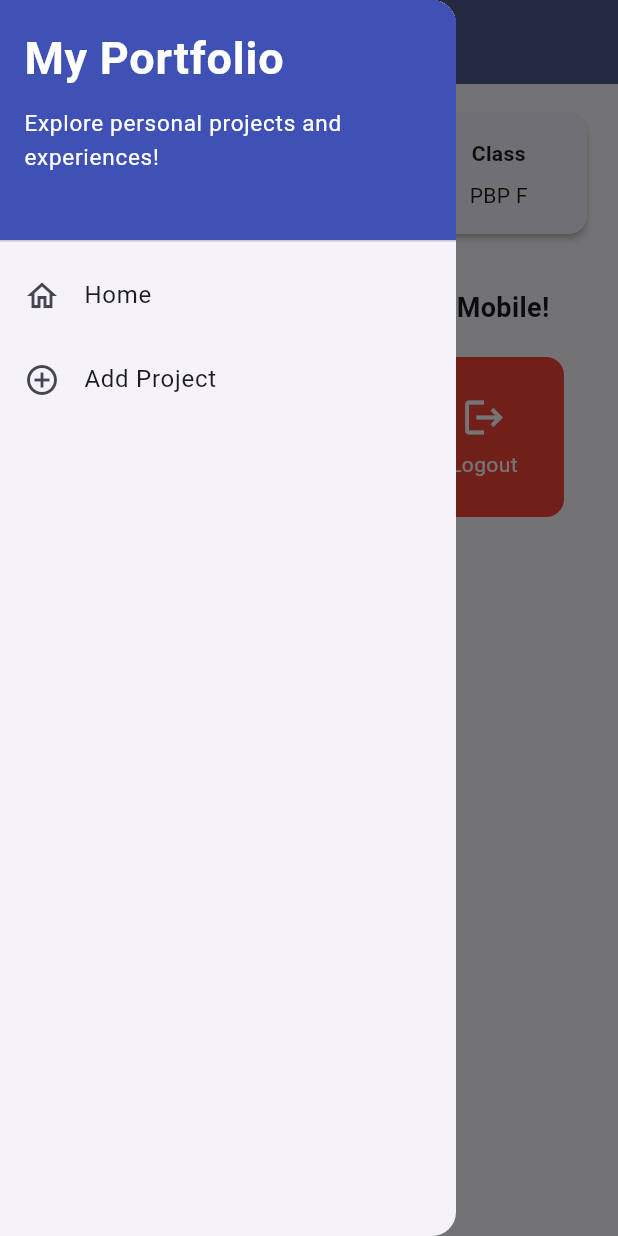
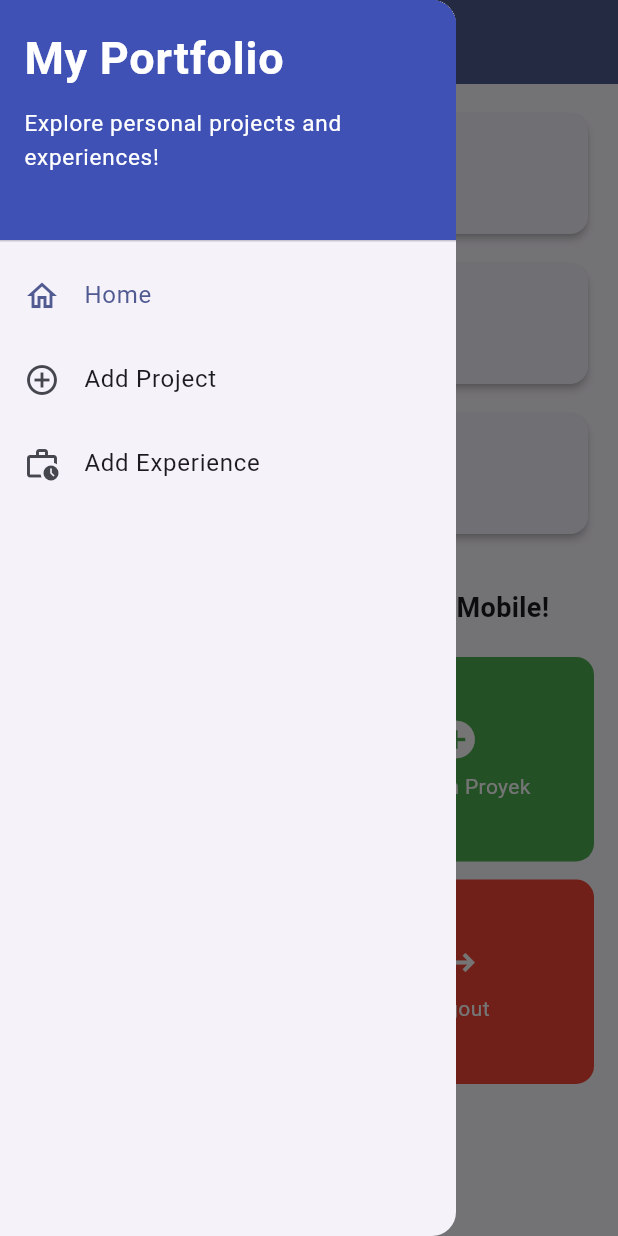
Before and after one commit to dzakwanversipacil/myportofolio_mobile, a Flutter app: the screen it shows after launch, with the side drawer open, on a phone screen of 412 x 824 dp. Run offline on Flutter 3.47's test engine with Material 3 defaults, Android fonts, the phone set to English and light mode, and no system bars; our stand-ins replace material_ui.

Commit message:
feat: connect portfolio form navigation

```diff
--- /dev/null
+++ b/lib/app_routes.dart
@@ -0,0 +1,5 @@
+abstract final class AppRoutes {
+  static const home = '/';
+  static const projectForm = '/projects/new';
+  static const experienceForm = '/experiences/new';
+}
--- a/lib/main.dart
+++ b/lib/main.dart
@@ -1,5 +1,8 @@
 import 'package:material_ui/material_ui.dart';
+import 'package:myportofolio_mobile/app_routes.dart';
+import 'package:myportofolio_mobile/screens/experience_form.dart';
 import 'package:myportofolio_mobile/screens/menu.dart';
+import 'package:myportofolio_mobile/screens/project_form.dart';
 
 void main() {
   runApp(const MyApp());
@@ -11,31 +14,27 @@ class MyApp extends StatelessWidget {
   // This widget is the root of your application.
   @override
   Widget build(BuildContext context) {
+    final colorScheme = ColorScheme.fromSeed(
+      seedColor: Colors.indigo,
+      secondary: Colors.amber[700],
+    );
+
     return MaterialApp(
       title: 'MyPortofolio',
       theme: ThemeData(
-        // This is the theme of your application.
-        //
-        // TRY THIS: Try running your application with "flutter run". You'll see
-        // the application has a purple toolbar. Then, without quitting the app,
-        // try changing the seedColor in the colorScheme below to Colors.green
-        // and then invoke "hot reload" (save your changes or press the "hot
-        // reload" button in a Flutter-supported IDE, or press "r" if you used
-        // the command line to start the app).
-        //
-        // Notice that the counter didn't reset back to zero; the application
-        // state is not lost during the reload. To reset the state, use hot
-        // restart instead.
-        //
-        // This works for code too, not just values: Most code changes can be
-        // tested with just a hot reload.
-        colorScheme: ColorScheme.fromSeed(
-          seedColor: Colors.indigo,
-          secondary: Colors.amber[700],
+        colorScheme: colorScheme,
+        appBarTheme: AppBarTheme(
+          backgroundColor: colorScheme.primary,
+          foregroundColor: colorScheme.onPrimary,
         ),
         useMaterial3: true,
       ),
-      home: MyHomePage(),
+      initialRoute: AppRoutes.home,
+      routes: {
+        AppRoutes.home: (_) => const MyHomePage(),
+        AppRoutes.projectForm: (_) => const ProjectFormPage(),
+        AppRoutes.experienceForm: (_) => const ExperienceFormPage(),
+      },
     );
   }
 }
--- a/lib/screens/experience_form.dart
+++ b/lib/screens/experience_form.dart
@@ -1,4 +1,5 @@
 import 'package:material_ui/material_ui.dart';
+import 'package:myportofolio_mobile/widgets/left_drawer.dart';
 
 class ExperienceFormPage extends StatefulWidget {
   const ExperienceFormPage({super.key});
@@ -166,6 +167,7 @@ class _ExperienceFormPageState extends State<ExperienceFormPage> {
   Widget build(BuildContext context) {
     return Scaffold(
       appBar: AppBar(title: const Text('Tambah Pengalaman')),
+      drawer: const LeftDrawer(),
       body: SafeArea(
         child: Form(
           key: _formKey,
--- a/lib/screens/menu.dart
+++ b/lib/screens/menu.dart
@@ -1,83 +1,97 @@
 import 'package:material_ui/material_ui.dart';
+import 'package:myportofolio_mobile/app_routes.dart';
 import 'package:myportofolio_mobile/widgets/left_drawer.dart';
 import 'package:myportofolio_mobile/widgets/project_card.dart';
 
 class MyHomePage extends StatelessWidget {
-  MyHomePage({super.key});
+  const MyHomePage({super.key});
 
-  final String npm = "2506123456";
-  final String nama = "Moyai Taraki";
-  final String kelas = "PBP F";
+  static const String npm = '2506123456';
+  static const String nama = 'Moyai Taraki';
+  static const String kelas = 'PBP F';
 
-  final List<ItemHomepage> items = [
-    ItemHomepage("Lihat Proyek", Icons.folder, Colors.blue),
-    ItemHomepage("Tambah Proyek", Icons.add_circle, Colors.green),
-    ItemHomepage("Logout", Icons.logout, Colors.red),
+  static const List<ItemHomepage> items = [
+    ItemHomepage('Lihat Proyek', Icons.folder, Colors.blue),
+    ItemHomepage(
+      'Tambah Proyek',
+      Icons.add_circle,
+      Colors.green,
+      routeName: AppRoutes.projectForm,
+    ),
+    ItemHomepage(
+      'Tambah Pengalaman',
+      Icons.work_history_outlined,
+      Colors.deepPurple,
+      routeName: AppRoutes.experienceForm,
+    ),
+    ItemHomepage('Logout', Icons.logout, Colors.red),
   ];
 
   @override
   Widget build(BuildContext context) {
-    // Scaffold menyediakan struktur visual dasar halaman (AppBar, Body, SnackBar).
     return Scaffold(
-      // AppBar menampilkan bar bagian atas halaman aplikasi.
       appBar: AppBar(
         title: const Text(
           'MyPortfolio',
-          style: TextStyle(color: Colors.white, fontWeight: FontWeight.bold),
+          style: TextStyle(fontWeight: FontWeight.bold),
         ),
-        backgroundColor: Theme.of(context).colorScheme.primary,
       ),
       drawer: const LeftDrawer(),
-      // Body halaman utama dengan padding di sekelilingnya.
-      body: Padding(
-        padding: const EdgeInsets.all(16.0),
-        child: Column(
-          crossAxisAlignment: CrossAxisAlignment.center,
+      body: SafeArea(
+        child: SingleChildScrollView(
+          padding: const EdgeInsets.all(16),
+          child: LayoutBuilder(
+            builder: (context, constraints) {
+              final isCompact = constraints.maxWidth < 600;
+              final infoCardWidth = isCompact
+                  ? constraints.maxWidth
+                  : (constraints.maxWidth - 24) / 3;
+
+              return Column(
+                crossAxisAlignment: CrossAxisAlignment.stretch,
                 children: [
-            // Baris horizontal untuk menampilkan 3 InfoCard secara sejajar.
-            Row(
-              mainAxisAlignment: MainAxisAlignment.spaceEvenly,
+                  Wrap(
+                    spacing: 12,
+                    runSpacing: 12,
+                    alignment: WrapAlignment.center,
                     children: [
-                InfoCard(title: 'NPM', content: npm),
-                InfoCard(title: 'Name', content: nama),
-                InfoCard(title: 'Class', content: kelas),
-              ],
+                      InfoCard(
+                        title: 'NPM',
+                        content: npm,
+                        width: infoCardWidth,
                       ),
-
-            const SizedBox(height: 16.0),
-
-            // Bagian tengah: pesan sambutan dan kisi tombol menu portofolio.
-            Center(
-              child: Column(
-                children: [
-                  const Padding(
-                    padding: EdgeInsets.only(top: 16.0),
-                    child: Text(
-                      'Selamat datang di MyPortfolio Mobile!',
-                      style: TextStyle(
-                        fontWeight: FontWeight.bold,
-                        fontSize: 18.0,
+                      InfoCard(
+                        title: 'Name',
+                        content: nama,
+                        width: infoCardWidth,
                       ),
-                    ),
-                  ),
-
-                  // GridView menampilkan kartu tombol dalam tata letak kisi 3 kolom.
-                  GridView.count(
-                    primary: true,
-                    padding: const EdgeInsets.all(20),
-                    crossAxisSpacing: 10,
-                    mainAxisSpacing: 10,
-                    crossAxisCount: 3,
-                    // shrinkWrap agar ukuran kisi menyesuaikan tinggi konten anak.
-                    shrinkWrap: true,
-                    children: items.map((ItemHomepage item) {
-                      return ItemCard(item);
-                    }).toList(),
+                      InfoCard(
+                        title: 'Class',
+                        content: kelas,
+                        width: infoCardWidth,
                       ),
                     ],
                   ),
+                  const SizedBox(height: 32),
+                  const Text(
+                    'Selamat datang di MyPortfolio Mobile!',
+                    textAlign: TextAlign.center,
+                    style: TextStyle(fontWeight: FontWeight.bold, fontSize: 18),
+                  ),
+                  GridView.count(
+                    physics: const NeverScrollableScrollPhysics(),
+                    padding: const EdgeInsets.symmetric(vertical: 20),
+                    crossAxisSpacing: 12,
+                    mainAxisSpacing: 12,
+                    crossAxisCount: isCompact ? 2 : 4,
+                    childAspectRatio: isCompact ? 1.35 : 1.15,
+                    shrinkWrap: true,
+                    children: items.map((item) => ItemCard(item)).toList(),
                   ),
                 ],
+              );
+            },
+          ),
         ),
       ),
     );
@@ -85,38 +99,35 @@ class MyHomePage extends StatelessWidget {
 }
 
 class InfoCard extends StatelessWidget {
-  // Kartu informasi yang menampilkan judul (title) dan isi (content).
+  const InfoCard({
+    super.key,
+    required this.title,
+    required this.content,
+    required this.width,
+  });
+
   final String title;
   final String content;
-
-  const InfoCard({super.key, required this.title, required this.content});
+  final double width;
 
   @override
   Widget build(BuildContext context) {
     return Card(
-      // Memberikan efek bayangan kartu elevasi 2 unit.
-      elevation: 2.0,
-      child: Container(
-        // Menyesuaikan lebar kartu dengan proporsi layar (dibagi 3.5).
-        width: MediaQuery.of(context).size.width / 3.5,
-        padding: const EdgeInsets.all(16.0),
-        // Menyusun teks title dan content secara vertikal.
+      elevation: 2,
+      child: SizedBox(
+        width: width,
+        child: Padding(
+          padding: const EdgeInsets.all(16),
           child: Column(
+            mainAxisSize: MainAxisSize.min,
             children: [
               Text(title, style: const TextStyle(fontWeight: FontWeight.bold)),
-            const SizedBox(height: 8.0),
+              const SizedBox(height: 8),
               Text(content),
             ],
+          ),
         ),
       ),
     );
   }
 }
-
-class ItemHomepage {
-  final String name;
-  final IconData icon;
-  final Color color;
-
-  const ItemHomepage(this.name, this.icon, this.color);
-}
--- a/lib/screens/project_form.dart
+++ b/lib/screens/project_form.dart
@@ -1,6 +1,5 @@
 import 'package:material_ui/material_ui.dart';
-
-// TODO: Impor drawer yang sudah dibuat sebelumnya
+import 'package:myportofolio_mobile/widgets/left_drawer.dart';
 
 class ProjectFormPage extends StatefulWidget {
   const ProjectFormPage({super.key});
@@ -29,12 +28,8 @@ class _ProjectFormPageState extends State<ProjectFormPage> {
   @override
   Widget build(BuildContext context) {
     return Scaffold(
-      appBar: AppBar(
-        title: const Center(child: Text('Add Project Form')),
-        backgroundColor: Colors.indigo,
-        foregroundColor: Colors.white,
-      ),
-      // TODO: Tambahkan drawer yang sudah dibuat di sini
+      appBar: AppBar(title: const Center(child: Text('Add Project Form'))),
+      drawer: const LeftDrawer(),
       body: Form(
         key: _formKey,
         child: SingleChildScrollView(
--- a/lib/widgets/left_drawer.dart
+++ b/lib/widgets/left_drawer.dart
@@ -1,15 +1,29 @@
 import 'package:material_ui/material_ui.dart';
-import 'package:myportofolio_mobile/menu.dart';
-
-// TODO: Impor halaman ProjectFormPage jika sudah dibuat
+import 'package:myportofolio_mobile/app_routes.dart';
 
 class LeftDrawer extends StatelessWidget {
   const LeftDrawer({super.key});
 
+  void _openRoute(BuildContext context, String routeName) {
+    final currentRoute = ModalRoute.of(context)?.settings.name;
+    final navigator = Navigator.of(context);
+    navigator.pop();
+
+    if (currentRoute == routeName) return;
+    if (routeName == AppRoutes.home) {
+      navigator.pushNamedAndRemoveUntil(routeName, (route) => false);
+    } else {
+      navigator.pushNamed(routeName);
+    }
+  }
+
   @override
   Widget build(BuildContext context) {
+    final currentRoute = ModalRoute.of(context)?.settings.name;
+
     return Drawer(
       child: ListView(
+        padding: EdgeInsets.zero,
         children: [
           const DrawerHeader(
             decoration: BoxDecoration(color: Colors.indigo),
@@ -32,27 +46,23 @@ class LeftDrawer extends StatelessWidget {
               ],
             ),
           ),
-          // TODO: Bagian routing
           ListTile(
             leading: const Icon(Icons.home_outlined),
             title: const Text('Home'),
-            // Navigasi ke halaman utama portofolio
-            onTap: () {
-              Navigator.pushReplacement(
-                context,
-                MaterialPageRoute(builder: (context) => MyHomePage()),
-              );
-            },
+            selected: currentRoute == AppRoutes.home,
+            onTap: () => _openRoute(context, AppRoutes.home),
           ),
           ListTile(
             leading: const Icon(Icons.add_circle_outline),
             title: const Text('Add Project'),
-            // Navigasi ke halaman tambah proyek
-            onTap: () {
-              /*
-              TODO: Buatlah routing ke halaman ProjectFormPage yang akan dibuat nanti.
-              */
-            },
+            selected: currentRoute == AppRoutes.projectForm,
+            onTap: () => _openRoute(context, AppRoutes.projectForm),
+          ),
+          ListTile(
+            leading: const Icon(Icons.work_history_outlined),
+            title: const Text('Add Experience'),
+            selected: currentRoute == AppRoutes.experienceForm,
+            onTap: () => _openRoute(context, AppRoutes.experienceForm),
           ),
         ],
       ),
--- a/lib/widgets/project_card.dart
+++ b/lib/widgets/project_card.dart
@@ -1,6 +1,13 @@
 import 'package:material_ui/material_ui.dart';
-import 'package:myportofolio_mobile/screens/project_form.dart';
-import 'package:myportofolio_mobile/screens/menu.dart';
+
+class ItemHomepage {
+  const ItemHomepage(this.name, this.icon, this.color, {this.routeName});
+
+  final String name;
+  final IconData icon;
+  final Color color;
+  final String? routeName;
+}
 
 class ItemCard extends StatelessWidget {
   final ItemHomepage item;
@@ -15,6 +22,11 @@ class ItemCard extends StatelessWidget {
       child: InkWell(
         // Area responsif terhadap sentuhan
         onTap: () {
+          if (item.routeName != null) {
+            Navigator.pushNamed(context, item.routeName!);
+            return;
+          }
+
           // Memunculkan SnackBar ketika diklik
           ScaffoldMessenger.of(context)
             ..hideCurrentSnackBar()
@@ -23,11 +35,6 @@ class ItemCard extends StatelessWidget {
                 content: Text("Kamu telah menekan tombol ${item.name}!"),
               ),
             );
-
-          // Navigate ke halaman yang sesuai
-          if (item.name == "Tambah Proyek") {
-            // TODO: Gunakan Navigator.push() untuk melakukan navigasi ke MaterialPageRoute yang mencakup ProjectFormPage
-          }
         },
         child: Container(
           padding: const EdgeInsets.all(8),
```
Lines whose indentation alone changed are shown as unchanged.
